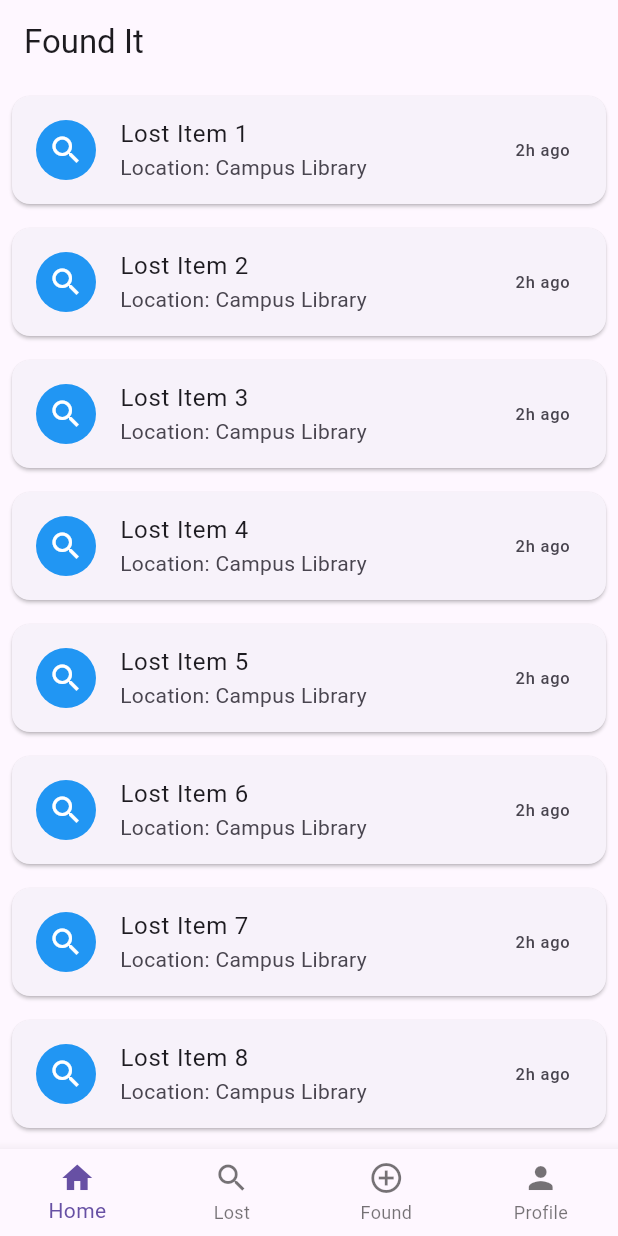
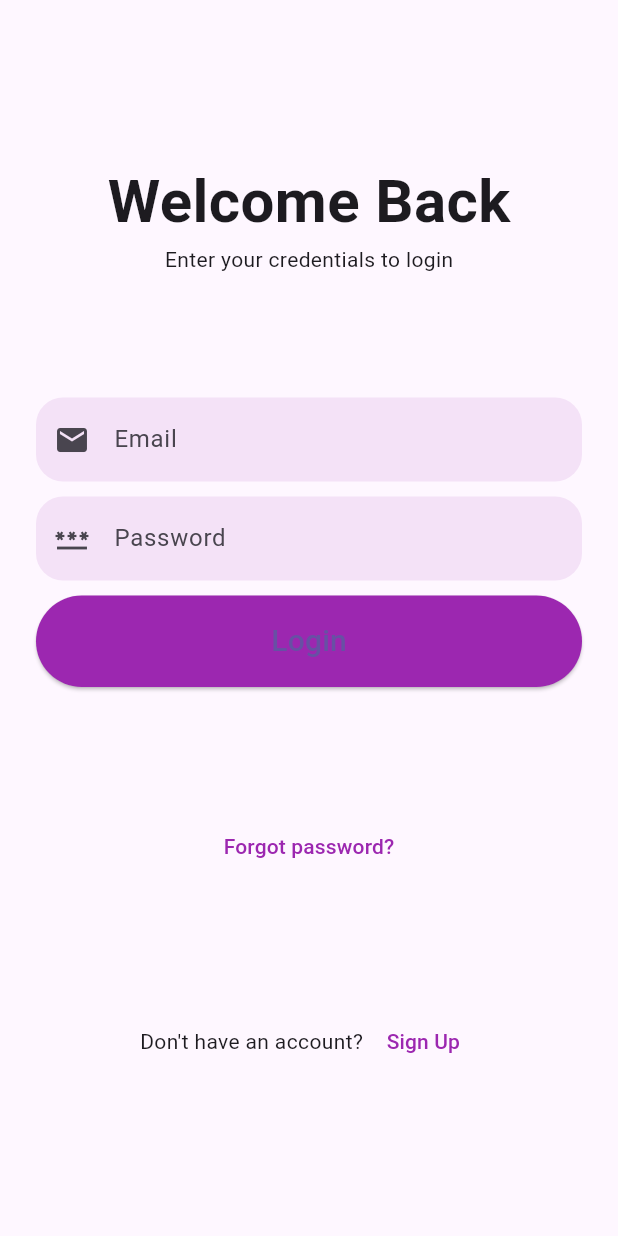
Before and after one commit to CAA900NBB-ProjectX/frontend_lost_and_found, a Flutter app: the screen it shows after launch, on a phone screen of 412 x 824 dp. Run offline on Flutter 3.47's test engine with Material 3 defaults, Android fonts, the phone set to English and light mode, and no system bars; our stand-ins replace flutter_secure_storage.

Commit message:
initial creation of frontend login page

```diff
--- /dev/null
+++ b/lib/auth/screens/login_page.dart
@@ -0,0 +1,211 @@
+import 'package:flutter/material.dart';
+import 'package:http/http.dart' as http;
+import 'dart:convert';
+import 'package:flutter_secure_storage/flutter_secure_storage.dart';
+
+class LoginPage extends StatefulWidget {
+  const LoginPage({super.key});
+
+  @override
+  State<LoginPage> createState() => _LoginPageState();
+}
+
+class _LoginPageState extends State<LoginPage> {
+  final _formKey = GlobalKey<FormState>();
+  final _emailController = TextEditingController();
+  final _passwordController = TextEditingController();
+  final _storage = const FlutterSecureStorage();
+  bool _isLoading = false;
+  String? _errorMessage;
+
+  Future<void> _login() async {
+    if (!_formKey.currentState!.validate()) return;
+
+    setState(() {
+      _isLoading = true;
+      _errorMessage = null;
+    });
+
+    try {
+      final response = await http.post(
+        Uri.parse('http://localhost:8081/auth/login'),
+        headers: {'Content-Type': 'application/json'},
+        body: json.encode({
+          'email': _emailController.text,
+          'password': _passwordController.text,
+        }),
+      );
+
+      if (response.statusCode == 200) {
+        final data = json.decode(response.body);
+
+        await _storage.write(key: 'jwt_token', value: data['token']);
+
+        if (mounted) {
+
+          Navigator.pushReplacementNamed(context, '/home');
+        }
+      } else {
+        final error = json.decode(response.body);
+        setState(() {
+          _errorMessage = error['message'] ?? 'Login failed. Please try again.';
+        });
+      }
+    } catch (e) {
+      setState(() {
+        _errorMessage = 'Connection error. Please try again.';
+      });
+    } finally {
+      if (mounted) {
+        setState(() {
+          _isLoading = false;
+        });
+      }
+    }
+  }
+
+  @override
+  void dispose() {
+    _emailController.dispose();
+    _passwordController.dispose();
+    super.dispose();
+  }
+
+  @override
+  Widget build(BuildContext context) {
+    return Scaffold(
+      body: Container(
+        margin: const EdgeInsets.all(24),
+        child: Form(
+          key: _formKey,
+          child: Column(
+            mainAxisAlignment: MainAxisAlignment.spaceEvenly,
+            children: [
+              _header(context),
+              _inputField(context),
+              _forgotPassword(context),
+              _signup(context),
+            ],
+          ),
+        ),
+      ),
+    );
+  }
+
+  Widget _header(context) {
+    return const Column(
+      children: [
+        Text(
+          "Welcome Back",
+          style: TextStyle(fontSize: 40, fontWeight: FontWeight.bold),
+        ),
+        Text("Enter your credentials to login"),
+      ],
+    );
+  }
+
+  Widget _inputField(context) {
+    return Column(
+      crossAxisAlignment: CrossAxisAlignment.stretch,
+      children: [
+        if (_errorMessage != null)
+          Padding(
+            padding: const EdgeInsets.only(bottom: 16),
+            child: Text(
+              _errorMessage!,
+              style: const TextStyle(color: Colors.red),
+              textAlign: TextAlign.center,
+            ),
+          ),
+        TextFormField(
+          controller: _emailController,
+          decoration: InputDecoration(
+            hintText: "Email",
+            border: OutlineInputBorder(
+              borderRadius: BorderRadius.circular(18),
+              borderSide: BorderSide.none,
+            ),
+            fillColor: Colors.purple.withOpacity(0.1),
+            filled: true,
+            prefixIcon: const Icon(Icons.email),
+          ),
+          validator: (value) {
+            if (value == null || value.isEmpty) {
+              return 'Please enter your email';
+            }
+            if (!value.contains('@')) {
+              return 'Please enter a valid email';
+            }
+            return null;
+          },
+        ),
+        const SizedBox(height: 10),
+        TextFormField(
+          controller: _passwordController,
+          decoration: InputDecoration(
+            hintText: "Password",
+            border: OutlineInputBorder(
+              borderRadius: BorderRadius.circular(18),
+              borderSide: BorderSide.none,
+            ),
+            fillColor: Colors.purple.withOpacity(0.1),
+            filled: true,
+            prefixIcon: const Icon(Icons.password),
+          ),
+          obscureText: true,
+          validator: (value) {
+            if (value == null || value.isEmpty) {
+              return 'Please enter your password';
+            }
+            return null;
+          },
+        ),
+        const SizedBox(height: 10),
+        ElevatedButton(
+          onPressed: _isLoading ? null : _login,
+          style: ElevatedButton.styleFrom(
+            shape: const StadiumBorder(),
+            padding: const EdgeInsets.symmetric(vertical: 16),
+            backgroundColor: Colors.purple,
+          ),
+          child: _isLoading
+              ? const CircularProgressIndicator(color: Colors.white)
+              : const Text(
+            "Login",
+            style: TextStyle(fontSize: 20),
+          ),
+        )
+      ],
+    );
+  }
+
+  Widget _forgotPassword(context) {
+    return TextButton(
+      onPressed: () {
+        // TODO: Implement forgot password functionality
+      },
+      child: const Text(
+        "Forgot password?",
+        style: TextStyle(color: Colors.purple),
+      ),
+    );
+  }
+
+  Widget _signup(context) {
+    return Row(
+      mainAxisAlignment: MainAxisAlignment.center,
+      children: [
+        const Text("Don't have an account? "),
+        TextButton(
+          onPressed: () {
+            Navigator.pushNamed(context, '/signup');
+          },
+          child: const Text(
+            "Sign Up",
+            style: TextStyle(color: Colors.purple),
+          ),
+        )
+      ],
+    );
+  }
+}
--- a/lib/main.dart
+++ b/lib/main.dart
@@ -3,6 +3,8 @@ import 'screens/home_screen.dart';
 import 'screens/lost_item_screen.dart';
 import 'screens/found_item_screen.dart';
 import 'screens/profile_screen.dart';
+import 'auth/screens/login_page.dart';
+import 'auth/services/auth_service.dart';
 
 void main() {
   runApp(const MyApp());
@@ -19,8 +21,52 @@ class MyApp extends StatelessWidget {
         primarySwatch: Colors.blue,
         visualDensity: VisualDensity.adaptivePlatformDensity,
       ),
-      home: const MainNavigator(),
+      home: const AuthenticationWrapper(),
+      routes: {
+        '/home': (context) => const MainNavigator(),
+        '/login': (context) => const LoginPage(),
+      },
     );
+  }
+}
+
+class AuthenticationWrapper extends StatefulWidget {
+  const AuthenticationWrapper({super.key});
+
+  @override
+  State<AuthenticationWrapper> createState() => _AuthenticationWrapperState();
+}
+
+class _AuthenticationWrapperState extends State<AuthenticationWrapper> {
+  final AuthService _authService = AuthService();
+  bool _isLoading = true;
+  bool _isAuthenticated = false;
+
+  @override
+  void initState() {
+    super.initState();
+    _checkAuthStatus();
+  }
+
+  Future<void> _checkAuthStatus() async {
+    final isLoggedIn = await _authService.isLoggedIn();
+    setState(() {
+      _isAuthenticated = isLoggedIn;
+      _isLoading = false;
+    });
+  }
+
+  @override
+  Widget build(BuildContext context) {
+    if (_isLoading) {
+      return const Scaffold(
+        body: Center(
+          child: CircularProgressIndicator(),
+        ),
+      );
+    }
+
+    return _isAuthenticated ? const MainNavigator() : const LoginPage();
   }
 }
 
```
Also changed, not shown: lib/auth/services/auth_service.dart (added, +114 -0 lines), pubspec.yaml (+8 -71 lines), pubspec.lock, 10 other files.
